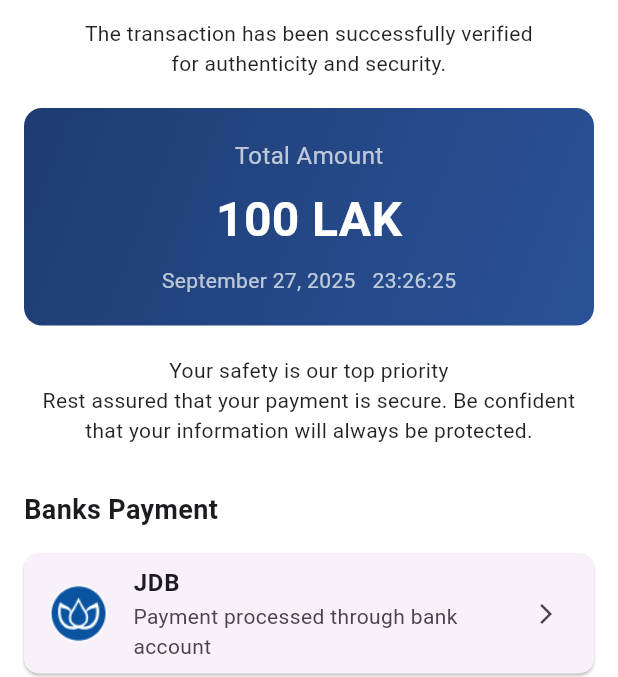
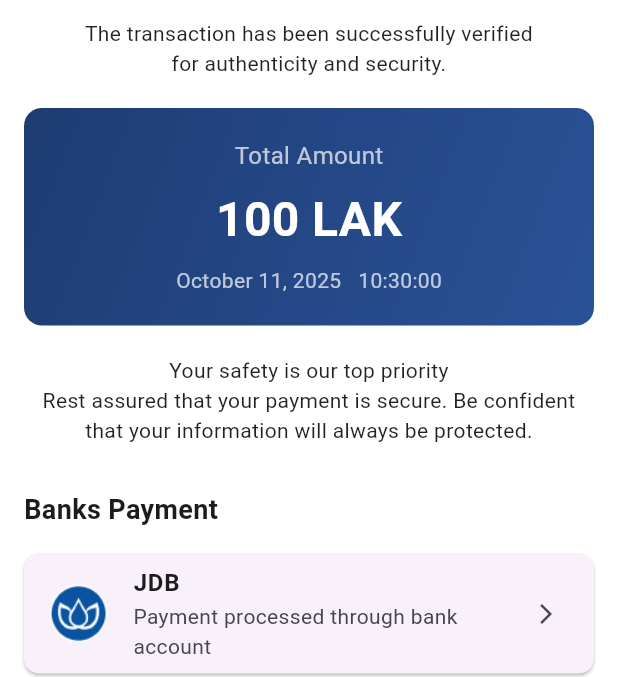
Before and after one commit to lailaolabdev/flutter_phajay, a Flutter app: the screen it shows after launch, on a phone screen of 412 x 824 dp, the part 84-761 px from its top. Run offline on Flutter 3.47's test engine with Material 3 defaults, Android fonts, the light colour scheme and no system bars; our stand-ins replace qr_flutter, socket_io_client.

Commit message:
add example

```diff
--- a/example/lib/main.dart
+++ b/example/lib/main.dart
@@ -36,7 +36,8 @@ class _MyHomePageState extends State<MyHomePage> {
     return PaymentLinkScreen(
       amount: 100,
       description: "Test Payment",
-      publicKey: r"{YOUR_SECRET_KEY}",
+      publicKey:
+          r"$2b$10$21qCgkB4ZX6HFUNZUrEya./tVYF0SqDEqXg3Q.gCvAuuSw5NTSelm",
     );
   }
 }
--- a/example/pubspec.yaml
+++ b/example/pubspec.yaml
@@ -34,7 +34,9 @@ dependencies:
   # The following adds the Cupertino Icons font to your application.
   # Use with the CupertinoIcons class for iOS style icons.
   cupertino_icons: ^1.0.8
-  flutter_phajay: ^0.0.10
+  # flutter_phajay: ^0.0.10
+  flutter_phajay:
+    path: ../../../pack/flutter_phajay
 
 dev_dependencies:
   flutter_test:
--- a/lib/src/payment_link_screen.dart
+++ b/lib/src/payment_link_screen.dart
@@ -1,6 +1,7 @@
 import 'package:flutter/material.dart';
 import 'package:flutter_phajay/src/helper.dart';
 import 'package:flutter_phajay/src/qr_payment_screen.dart';
+import 'package:intl/intl.dart';
 
 class PaymentLinkScreen extends StatelessWidget {
   final int amount;
@@ -75,9 +76,14 @@ class PaymentLinkScreen extends StatelessWidget {
                       ),
                     ),
                     const SizedBox(height: 8),
-                    const Text(
-                      'September 27, 2025   23:26:25',
-                      style: TextStyle(color: Colors.white70, fontSize: 14),
+                    Text(
+                      DateFormat(
+                        'MMMM dd, yyyy   HH:mm:ss',
+                      ).format(DateTime.now()),
+                      style: const TextStyle(
+                        color: Colors.white70,
+                        fontSize: 14,
+                      ),
                     ),
                   ],
                 ),
--- a/pubspec.yaml
+++ b/pubspec.yaml
@@ -13,6 +13,7 @@ dependencies:
   flutter:
     sdk: flutter
   http: ^1.5.0
+  intl: ^0.20.2
   qr_flutter: ^4.1.0
   socket_io_client: ^3.1.2
   url_launcher: ^6.3.2
```
Also changed, not shown: lib/src/qr_payment_screen.dart (+60 -21 lines), example/pubspec.lock, 6 other files.
